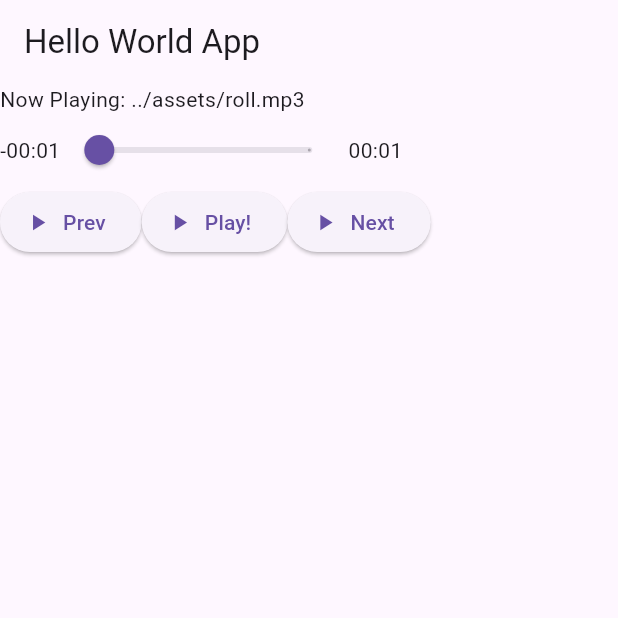
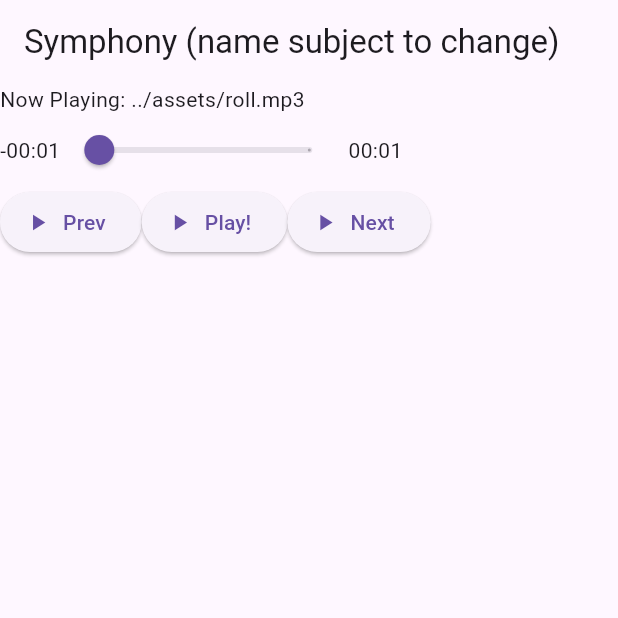
Before and after one commit to snacksbro/symphony, a Flutter app: the screen it shows after launch, on a phone screen of 412 x 824 dp, the top half of it. Run offline on Flutter 3.47's test engine with Material 3 defaults, Android fonts, the phone set to English and light mode, and no system bars; our stand-ins replace audioplayers.

Commit message:
feat(app): Update header title

```diff
--- a/lib/main.dart
+++ b/lib/main.dart
@@ -46,7 +46,7 @@ class _MyAppState extends State<MyApp> {
     return MaterialApp(
       home: Scaffold(
         appBar: AppBar(
-          title: Text('Hello World App'),
+          title: Text('Symphony (name subject to change)'),
         ),
         body: Column(children: <Widget>[
           SongInfo(songTitle: currentQueue[queueIndex]),
```
